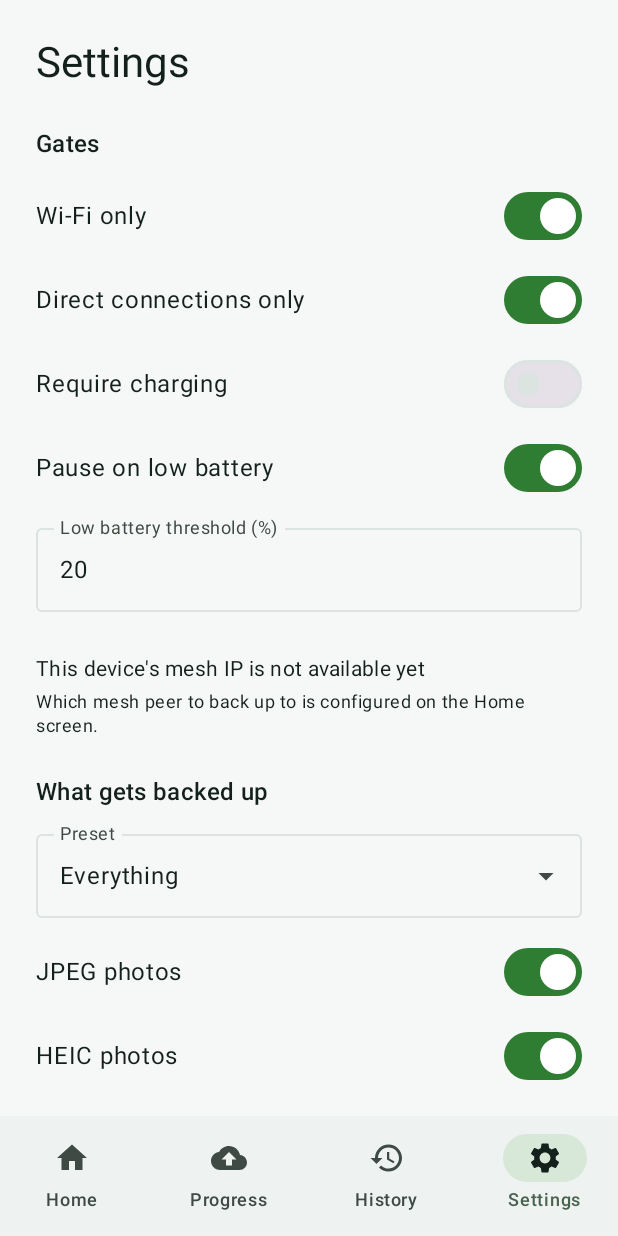
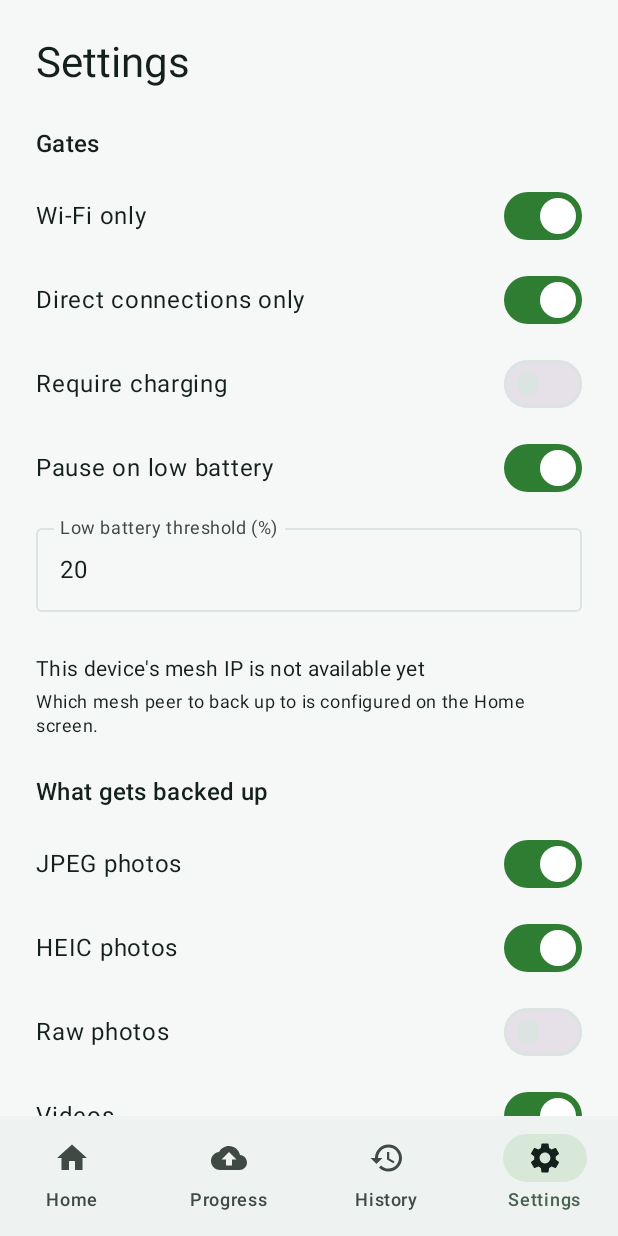
Before and after one commit to ErikAllanKincaid/tetron-mobile-sync, an Android app built with Jetpack Compose: the SettingsScreen screen opened through its navigation route, on a phone screen of 412 x 824 dp. Run offline under Robolectric (Android 15) with nearby library versions, the light colour scheme and no system bars; libraries missing offline, so code that uses them is left out: uniffi.tetron_mobile_sync.

Commit message:
SYNC-013 part 1: drop presets, Raw off by default, widen type sets
- Remove Preset / scopeForPreset / presetOf / PresetDropdownRow / LEAN_*
  and the preset field + selectPreset from SettingsViewModel; delete
  PresetTest. What-gets-backed-up is now just the switch list + estimate.
- BackupScope().includeRaw defaults false. SharedPreferencesSettingsStore
  applies the tighter default only when the prefs file is empty, so an
  existing install that never opened the scope UI keeps Raw on -- a
  running backup is never silently narrowed.
- MediaTypeSets.DEFAULT gains jpe/jfif (jpeg) and hif (heic).
- Tests: ScopeFilterTest 'all' baseline sets includeRaw=true explicitly;
  ScopeSelectionTest splits into everything_on_includes_everything +
  sync013_default_scope_drops_raw; other_files_off test pins includeRaw=true.

Unit tests + assembleDebug green. On-device check pending (V40 offline).

```diff
--- a/android/app/src/main/java/xyz/tetron/sync/scope/ScopeModels.kt
+++ b/android/app/src/main/java/xyz/tetron/sync/scope/ScopeModels.kt
@@ -11,25 +11,30 @@ package xyz.tetron.sync.scope
  * all at once). Files "come back" only when the user widens this scope,
  * which correctly means "back these up from now on too".
  *
- * The five include flags all default ON, so the out-of-the-box behavior is
- * "everything in DCIM/Camera". [includeOtherFiles] is the catch-all: it is
- * the only flag that stops an *unrecognised* type from uploading, so a new
- * capture format (`.webp`, a motion-photo container, a burst format) is
- * never dropped silently -- it stays covered until the user makes a
- * deliberate choice to turn the catch-all off.
+ * SYNC-013: the out-of-the-box scope for a NEW install is JPEG + HEIC +
+ * Video + Other on, Raw **off** (`.dng` files are 25-80 MB each and a
+ * deliberate choice). An existing install keeps whatever it had --
+ * `SharedPreferencesSettingsStore.backupScope()` only applies the tighter
+ * Raw default when the prefs file is empty, so a running backup is never
+ * silently narrowed. [includeOtherFiles] is the catch-all: it is the only
+ * flag that stops an *unrecognised* type from uploading, so a new capture
+ * format (`.webp`, a motion-photo container, a burst format) is never
+ * dropped silently -- it stays covered until the user makes a deliberate
+ * choice to turn the catch-all off, which is why it defaults on even in the
+ * tightened set.
  *
  * [bwlimitKib] is not a file-selection field -- [ScopeFilter] ignores it --
- * but it rides in this class because it is persisted in the same place and
- * the [Preset]s span it (Lean sets a ceiling). The pipeline copies it into
- * `SyncRunOptions.bwlimit_kib` (SYNC-002's existing FFI field).
+ * but it rides in this class because it is persisted in the same place. The
+ * pipeline copies it into `SyncRunOptions.bwlimit_kib` (SYNC-002's existing
+ * FFI field).
  *
  * `null` for [maxSizeBytes] / [bwlimitKib] means "no cap" / "no limit"
- * (both default OFF, decision B3/B4).
+ * (both default OFF, decision B3).
  */
 data class BackupScope(
     val includeJpeg: Boolean = true,
     val includeHeic: Boolean = true,
-    val includeRaw: Boolean = true,
+    val includeRaw: Boolean = false,
     val includeVideos: Boolean = true,
     val includeOtherFiles: Boolean = true,
     val maxSizeBytes: Long? = null,
@@ -64,9 +69,10 @@ sealed interface ScopeDecision {
 
 /**
  * The extension sets backing the named [MediaKind]s. v1 ships [DEFAULT]
- * (decision B6); the v1.1 overflow-menu editor mutates a stored copy of
- * this and hands it to [ScopeFilter] -- which is exactly why the sets are a
- * parameter, not inlined into the classifier (decision B1).
+ * (decision B6, widened by SYNC-013 with the common JPEG/HEIC variants);
+ * the v1.1 overflow-menu editor mutates a stored copy of this and hands it
+ * to [ScopeFilter] -- which is exactly why the sets are a parameter, not
+ * inlined into the classifier (decision B1).
  *
  * Extensions are lowercase, no leading dot.
  */
@@ -78,55 +84,10 @@ data class MediaTypeSets(
 ) {
     companion object {
         val DEFAULT = MediaTypeSets(
-            jpeg = setOf("jpg", "jpeg"),
-            heic = setOf("heic", "heif"),
+            jpeg = setOf("jpg", "jpeg", "jpe", "jfif"),
+            heic = setOf("heic", "heif", "hif"),
             raw = setOf("dng", "raw", "arw", "nef", "cr2", "cr3", "rw2", "orf", "raf", "srw"),
             video = setOf("mp4", "mov", "3gp", "m4v", "mkv", "webm"),
         )
     }
 }
-
-/**
- * SYNC-012: one-tap layers over [BackupScope]. Selecting a preset populates
- * the fields; editing any field flips the selection back to [Custom]
- * ([presetOf] recomputes it). Only "which preset is selected" plus the
- * field values are persisted -- there is no independent preset store.
- */
-enum class Preset { Everything, PhotosOnly, Lean, Custom }
-
-/**
- * Lean's size cap and bandwidth ceiling. Starting values, tunable -- the
- * spec calls them "~1 GB" and "a single unconditional value"; nothing in
- * the decision register pins an exact number.
- */
-const val LEAN_MAX_SIZE_BYTES: Long = 1L * 1024 * 1024 * 1024
-const val LEAN_BWLIMIT_KIB: Long = 2048
-
-/**
- * The [BackupScope] a [preset] expands to. [Preset.Custom] is not a
- * template -- it returns [current] unchanged (the caller keeps whatever the
- * user has set).
- */
-fun scopeForPreset(preset: Preset, current: BackupScope): BackupScope = when (preset) {
-    Preset.Everything -> BackupScope()
-    Preset.PhotosOnly -> BackupScope(includeVideos = false)
-    Preset.Lean -> BackupScope(
-        includeRaw = false,
-        maxSizeBytes = LEAN_MAX_SIZE_BYTES,
-        bwlimitKib = LEAN_BWLIMIT_KIB,
-    )
-    Preset.Custom -> current
-}
-
-/**
- * Which [Preset] a scope currently represents -- [Preset.Custom] when it
- * matches none of the built-in templates. The `current` argument passed to
- * [scopeForPreset] is irrelevant for the non-Custom cases (they ignore it),
- * so plain data-class equality is the match.
- */
-fun presetOf(scope: BackupScope): Preset = when (scope) {
-    scopeForPreset(Preset.Everything, scope) -> Preset.Everything
-    scopeForPreset(Preset.PhotosOnly, scope) -> Preset.PhotosOnly
-    scopeForPreset(Preset.Lean, scope) -> Preset.Lean
-    else -> Preset.Custom
-}
--- a/android/app/src/main/java/xyz/tetron/sync/settings/SettingsStore.kt
+++ b/android/app/src/main/java/xyz/tetron/sync/settings/SettingsStore.kt
@@ -30,9 +30,8 @@ interface SettingsStore {
     /** SYNC-012: the one persistent backup scope every trigger path applies
      *  when it builds the `--files-from` list. Read fresh per run, same
      *  live-read contract as [gateConfig] -- a Settings toggle takes effect
-     *  on the very next run. The selected [xyz.tetron.sync.scope.Preset] is
-     *  not stored: it is derived from the scope
-     *  ([xyz.tetron.sync.scope.presetOf]). */
+     *  on the very next run. SYNC-013 removed the preset layer: the scope is
+     *  just the toggle values. */
     fun backupScope(): BackupScope
     fun setBackupScope(scope: BackupScope)
 
--- a/android/app/src/main/java/xyz/tetron/sync/settings/SharedPreferencesSettingsStore.kt
+++ b/android/app/src/main/java/xyz/tetron/sync/settings/SharedPreferencesSettingsStore.kt
@@ -107,10 +107,18 @@ class SharedPreferencesSettingsStore(
 
     override fun backupScope(): BackupScope {
         val d = BackupScope()
+        // SYNC-013: Raw defaults OFF for a new install, but an existing
+        // install that never opened the scope UI has no KEY_SCOPE_RAW and
+        // must keep the old ON -- never silently narrow a running backup.
+        // "Existing" == the prefs file already holds some other key; a
+        // genuinely fresh install has an empty file. Once any scope toggle
+        // is saved, setBackupScope writes every key and this stops
+        // mattering.
+        val rawDefault = if (prefs.all.isEmpty()) d.includeRaw else true
         return BackupScope(
             includeJpeg = prefs.getBoolean(KEY_SCOPE_JPEG, d.includeJpeg),
             includeHeic = prefs.getBoolean(KEY_SCOPE_HEIC, d.includeHeic),
-            includeRaw = prefs.getBoolean(KEY_SCOPE_RAW, d.includeRaw),
+            includeRaw = prefs.getBoolean(KEY_SCOPE_RAW, rawDefault),
             includeVideos = prefs.getBoolean(KEY_SCOPE_VIDEOS, d.includeVideos),
             includeOtherFiles = prefs.getBoolean(KEY_SCOPE_OTHER_FILES, d.includeOtherFiles),
             // A real cap/limit is always > 0; -1 is the "unset" sentinel
--- a/android/app/src/main/java/xyz/tetron/sync/ui/settings/SettingsScreen.kt
+++ b/android/app/src/main/java/xyz/tetron/sync/ui/settings/SettingsScreen.kt
@@ -44,7 +44,6 @@ import xyz.tetron.sync.scope.BackupScope
 import xyz.tetron.sync.scope.MediaEntry
 import xyz.tetron.sync.scope.MediaKind
 import xyz.tetron.sync.pipeline.SyncTarget
-import xyz.tetron.sync.scope.Preset
 import xyz.tetron.sync.ui.MonoTextStyle
 import androidx.compose.ui.text.input.KeyboardType
 import androidx.compose.ui.unit.dp
@@ -109,11 +108,9 @@ fun SettingsScreen(viewModel: SettingsViewModel) {
         Spacer(Modifier.height(24.dp))
         WhatGetsBackedUpSection(
             scope = state.backupScope,
-            preset = state.preset,
             estimate = state.estimate,
             estimateLoading = state.estimateLoading,
             onScopeChange = viewModel::setBackupScope,
-            onPresetChange = viewModel::selectPreset,
         )
 
         Spacer(Modifier.height(24.dp))
@@ -321,13 +318,6 @@ private const val DEFAULT_BWLIMIT_KIB = 1_024L
 
 private const val BYTES_PER_MB = 1024L * 1024L
 
-private fun presetLabel(preset: Preset): String = when (preset) {
-    Preset.Everything -> "Everything"
-    Preset.PhotosOnly -> "Photos only"
-    Preset.Lean -> "Lean"
-    Preset.Custom -> "Custom"
-}
-
 private fun kindLabel(kind: MediaKind): String = when (kind) {
     MediaKind.Jpeg -> "JPEG photos"
     MediaKind.Heic -> "HEIC photos"
@@ -357,16 +347,11 @@ private fun formatBytes(bytes: Long): String {
 @Composable
 private fun WhatGetsBackedUpSection(
     scope: BackupScope,
-    preset: Preset,
     estimate: BacklogEstimate,
     estimateLoading: Boolean,
     onScopeChange: (BackupScope) -> Unit,
-    onPresetChange: (Preset) -> Unit,
 ) {
     SectionHeader("What gets backed up")
-
-    PresetDropdownRow(preset = preset, onPresetChange = onPresetChange)
-    Spacer(Modifier.height(8.dp))
 
     SwitchRow("JPEG photos", scope.includeJpeg) { onScopeChange(scope.copy(includeJpeg = it)) }
     SwitchRow("HEIC photos", scope.includeHeic) { onScopeChange(scope.copy(includeHeic = it)) }
@@ -395,38 +380,6 @@ private fun WhatGetsBackedUpSection(
 
     Spacer(Modifier.height(12.dp))
     BacklogEstimateCard(estimate = estimate, loading = estimateLoading)
-}
-
-@OptIn(ExperimentalMaterial3Api::class)
-@Composable
-private fun PresetDropdownRow(preset: Preset, onPresetChange: (Preset) -> Unit) {
-    var expanded by remember { mutableStateOf(false) }
-    // Custom is shown as the current value once a field is hand-edited, but
-    // it is not a selectable template.
-    val choices = listOf(Preset.Everything, Preset.PhotosOnly, Preset.Lean)
-    ExposedDropdownMenuBox(expanded = expanded, onExpandedChange = { expanded = it }) {
-        OutlinedTextField(
-            value = presetLabel(preset),
-            onValueChange = {},
-            readOnly = true,
-            label = { Text("Preset") },
-            trailingIcon = { ExposedDropdownMenuDefaults.TrailingIcon(expanded = expanded) },
-            modifier = Modifier
-                .fillMaxWidth()
-                .menuAnchor(),
-        )
-        ExposedDropdownMenu(expanded = expanded, onDismissRequest = { expanded = false }) {
-            choices.forEach { choice ->
-                DropdownMenuItem(
-                    text = { Text(presetLabel(choice)) },
-                    onClick = {
-                        onPresetChange(choice)
-                        expanded = false
-                    },
-                )
-            }
-        }
-    }
 }
 
 @Composable
--- a/android/app/src/main/java/xyz/tetron/sync/ui/settings/SettingsViewModel.kt
+++ b/android/app/src/main/java/xyz/tetron/sync/ui/settings/SettingsViewModel.kt
@@ -22,9 +22,6 @@ import xyz.tetron.sync.pipeline.SyncTarget
 import xyz.tetron.sync.settings.DeviceLabel
 import xyz.tetron.sync.scope.BacklogEstimate
 import xyz.tetron.sync.scope.BackupScope
-import xyz.tetron.sync.scope.Preset
-import xyz.tetron.sync.scope.presetOf
-import xyz.tetron.sync.scope.scopeForPreset
 
 data class SettingsUiState(
     val gateConfig: GateConfig = GateConfig(),
@@ -34,11 +31,10 @@ data class SettingsUiState(
     val workCadenceHours: Long? = null,
     val ownMeshIp: String? = null,
     val engineInfoLine: String = "",
-    /** SYNC-012: the persistent backup scope + its derived [Preset] + the
-     *  local backlog estimate ([estimateLoading] while the `MediaStore`
-     *  aggregate query is in flight). */
+    /** SYNC-012: the persistent backup scope + the local backlog estimate
+     *  ([estimateLoading] while the `MediaStore` aggregate query is in
+     *  flight). */
     val backupScope: BackupScope = BackupScope(),
-    val preset: Preset = Preset.Everything,
     val estimate: BacklogEstimate = BacklogEstimate.EMPTY,
     val estimateLoading: Boolean = false,
     /** Non-null while the advanced "Receiver module name" override field
@@ -81,7 +77,6 @@ class SettingsViewModel(private val container: AppContainer) : ViewModel() {
                 workCadenceHours = store.workCadenceHours(),
                 engineInfoLine = AppInfo.describeEngine("${BuildConfig.VERSION_NAME} (${BuildConfig.GIT_SHA})"),
                 backupScope = scope,
-                preset = presetOf(scope),
             )
         }
         refreshEstimate(scope)
@@ -152,25 +147,16 @@ class SettingsViewModel(private val container: AppContainer) : ViewModel() {
         container.applyPeriodicSchedule()
     }
 
-    // --- SYNC-012: backup scope, presets, backlog estimate ---
+    // --- SYNC-012: backup scope, backlog estimate ---
 
     private var estimateJob: Job? = null
 
-    /** Persist [scope], recompute the derived [Preset] (editing any field
-     *  is what flips the selector to [Preset.Custom]), and kick a fresh
-     *  estimate. Straight-through write like the gate setters. */
+    /** Persist [scope] and kick a fresh estimate. Straight-through write
+     *  like the gate setters. */
     fun setBackupScope(scope: BackupScope) {
         container.settingsStore.setBackupScope(scope)
-        _uiState.update { it.copy(backupScope = scope, preset = presetOf(scope)) }
+        _uiState.update { it.copy(backupScope = scope) }
         refreshEstimate(scope)
-    }
-
-    /** One-tap preset: expand it to a [BackupScope] and persist. Selecting
-     *  [Preset.Custom] is a no-op (it is not a template -- it is what the
-     *  selector shows once a field has been hand-edited). */
-    fun selectPreset(preset: Preset) {
-        if (preset == Preset.Custom) return
-        setBackupScope(scopeForPreset(preset, _uiState.value.backupScope))
     }
 
     /** Recompute the local backlog estimate off the main thread. The
```
Also changed, not shown: 3 other files.
